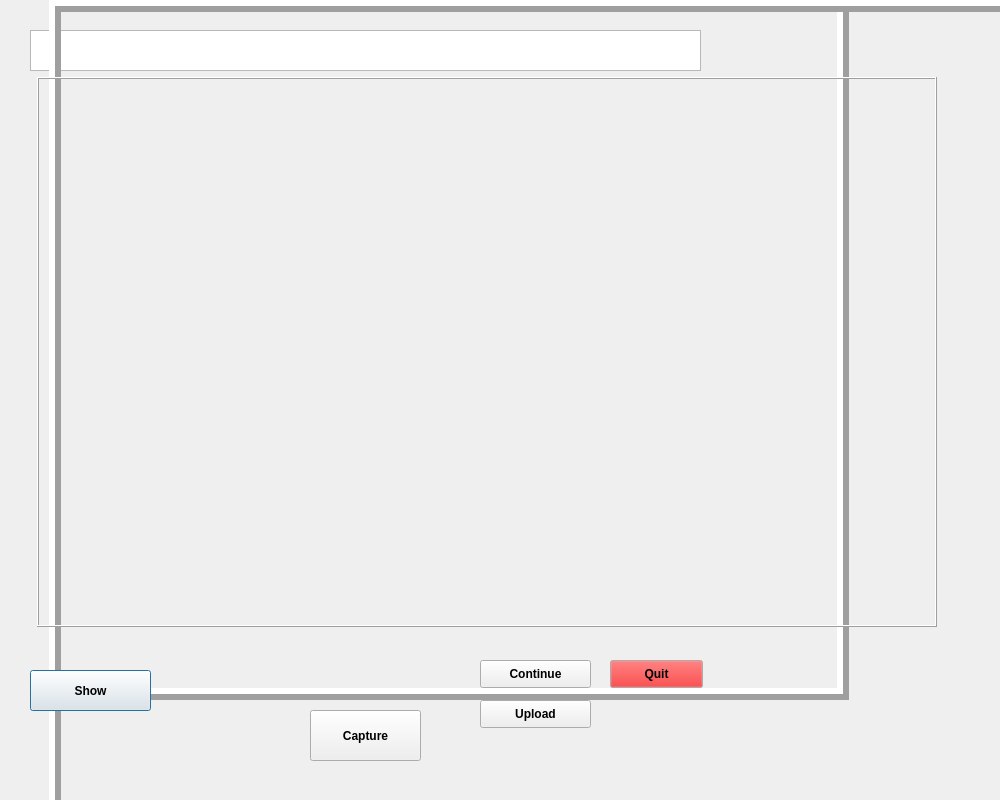
TruongDucDuong1109/Capture-And-Detect-Objection, file loadui.ui: the form before one commit.
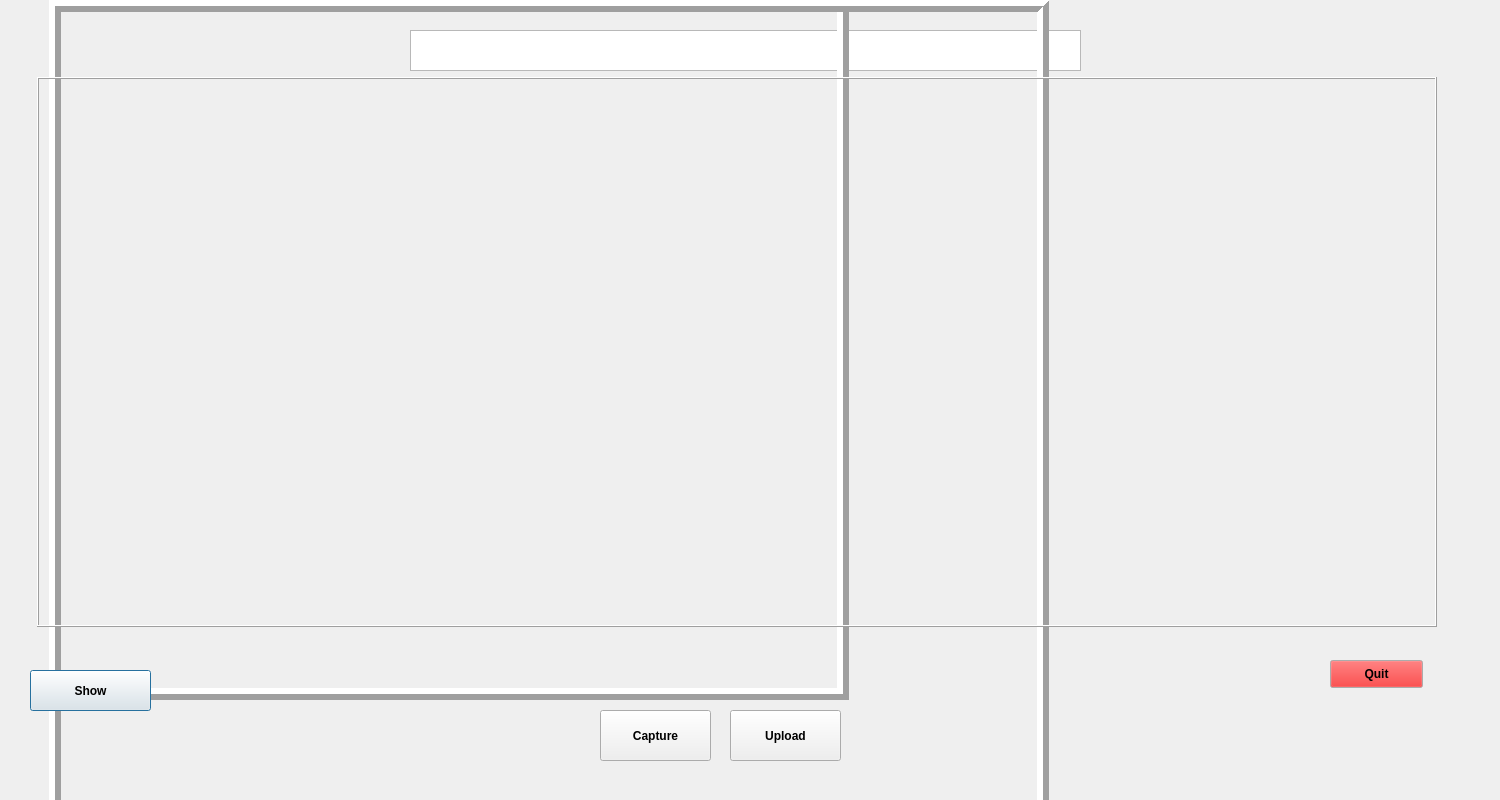
The form after the commit.

```diff
--- a/loadui.ui
+++ b/loadui.ui
@@ -6,7 +6,7 @@
    <rect>
     <x>0</x>
     <y>0</y>
-    <width>1000</width>
+    <width>1500</width>
     <height>800</height>
    </rect>
   </property>
@@ -19,7 +19,7 @@
   <widget class="QTextBrowser" name="TEXT">
    <property name="geometry">
     <rect>
-     <x>30</x>
+     <x>410</x>
      <y>30</y>
      <width>671</width>
      <height>41</height>
@@ -75,7 +75,7 @@
     <rect>
      <x>37</x>
      <y>77</y>
-     <width>900</width>
+     <width>1400</width>
      <height>550</height>##############################################3
     </rect>
    </property>
@@ -111,7 +111,7 @@
   <widget class="QPushButton" name="CAPTURE">
    <property name="geometry">
     <rect>
-     <x>310</x>
+     <x>600</x>
      <y>710</y>
      <width>111</width>
      <height>51</height>
@@ -133,7 +133,7 @@
   <widget class="QPushButton" name="QUIT">
    <property name="geometry">
     <rect>
-     <x>610</x>
+     <x>1330</x>
      <y>660</y>
      <width>93</width>
      <height>28</height>
@@ -244,35 +244,13 @@
     <string>Quit</string>
    </property>
   </widget>
-  <widget class="QPushButton" name="CONTINUE">
-   <property name="geometry">
-    <rect>
-     <x>480</x>
-     <y>660</y>
-     <width>111</width>
-     <height>28</height>
-    </rect>
-   </property>
-   <property name="font">
-    <font>
-     <weight>75</weight>
-     <bold>true</bold>
-    </font>
-   </property>
-   <property name="cursor">
-    <cursorShape>PointingHandCursor</cursorShape>
-   </property>
-   <property name="text">
-    <string>Continue</string>
-   </property>
-  </widget>
   <widget class="QPushButton" name="UPLOAD">
    <property name="geometry">
     <rect>
-     <x>480</x>
-     <y>700</y>
+     <x>730</x>
+     <y>710</y>
      <width>111</width>
-     <height>28</height>
+     <height>51</height>
     </rect>
    </property>
    <property name="font">
```
